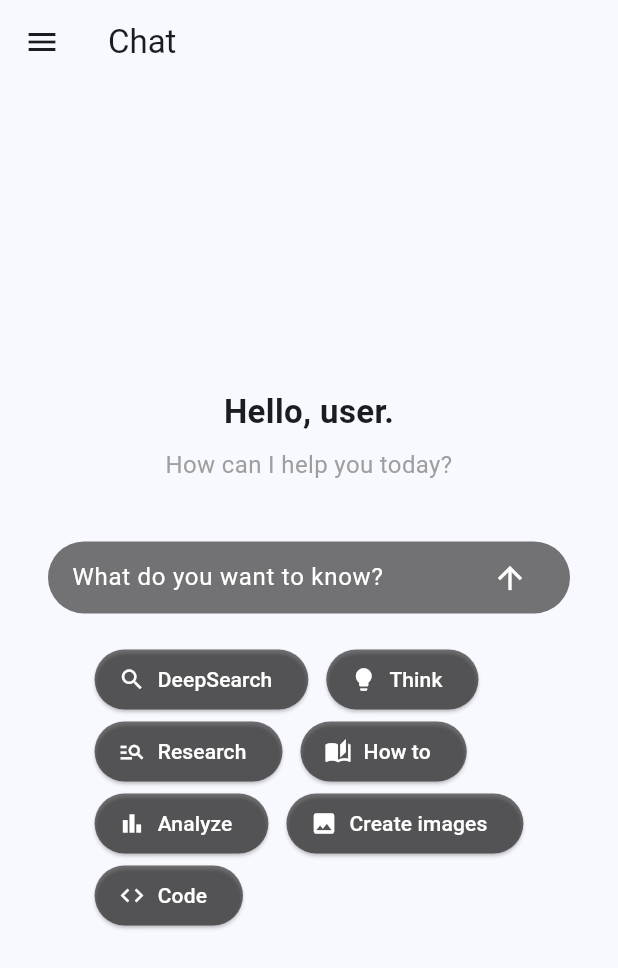
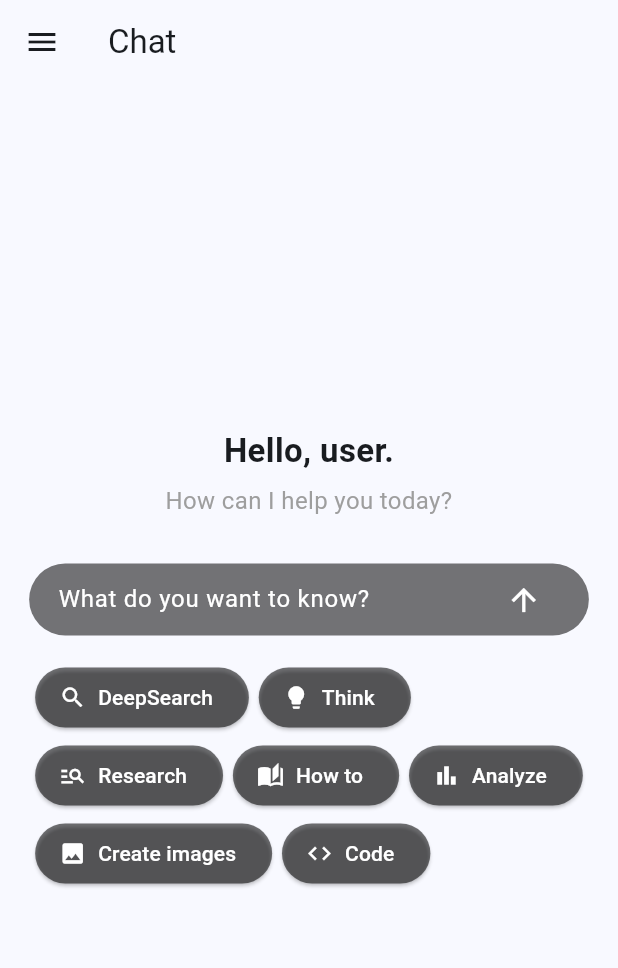
Before and after one commit to nguyentronghuan101120/ai-chat-bot-with-flutter, a Flutter app: the screen it shows after launch, on a phone screen of 412 x 824 dp. Shown: the top 968 px of the screen. Run offline on Flutter 3.47's test engine with Material 3 defaults, Android fonts, the phone set to English and light mode, and no system bars; our stand-ins replace easy_localization, equatable, flutter_bloc, flutter_screenutil, flutter_spinkit, get_it; missing offline and left inert: dart_openai.

Commit message:
Add localization, responsive design, and UI improvements
- Integrated easy_localization for multi-language support
- Added flutter_screenutil for responsive design
- Implemented new chat UI with improved layout and interactions
- Updated project dependencies and configurations
- Enhanced initial chat and loading widgets

```diff
--- /dev/null
+++ b/lib/data/models/ui_model/chat_model.dart
@@ -0,0 +1,18 @@
+import 'package:dart_openai/dart_openai.dart';
+
+class ChatModel {
+  final OpenAIChatCompletionChoiceMessageModel message;
+  final bool isLoading;
+
+  ChatModel({required this.message, required this.isLoading});
+
+  ChatModel copyWith({
+    OpenAIChatCompletionChoiceMessageModel? message,
+    bool? isLoading,
+  }) {
+    return ChatModel(
+      message: message ?? this.message,
+      isLoading: isLoading ?? this.isLoading,
+    );
+  }
+}
--- a/lib/main.dart
+++ b/lib/main.dart
@@ -1,13 +1,25 @@
-import 'package:ai_chat_bot/presentation/base/ui/base_page.dart';
 import 'package:ai_chat_bot/presentation/chat/ui/chat_page.dart';
 import 'package:ai_chat_bot/utils/open_ai_client.dart';
 import 'package:ai_chat_bot/utils/service_locator.dart';
+import 'package:easy_localization/easy_localization.dart';
 import 'package:flutter/material.dart';
+import 'package:flutter_screenutil/flutter_screenutil.dart';
 
-Future<void> main() async {
+void main() async {
+  WidgetsFlutterBinding.ensureInitialized();
+  await EasyLocalization.ensureInitialized();
+
   OpenAIClient.initClient();
   ServiceLocator().setupLocator();
-  runApp(const MyApp());
+
+  runApp(
+    EasyLocalization(
+      supportedLocales: [Locale('en', 'US'), Locale('vi', 'VN')],
+      path: 'assets/translations',
+      fallbackLocale: Locale('en', 'US'),
+      child: MyApp(),
+    ),
+  );
 }
 
 class MyApp extends StatelessWidget {
@@ -15,16 +27,20 @@ class MyApp extends StatelessWidget {
 
   @override
   Widget build(BuildContext context) {
+    return ScreenUtilInit(
+        designSize: const Size(1920, 1080),
+        builder: (context, child) {
           return MaterialApp(
+            localizationsDelegates: context.localizationDelegates,
+            supportedLocales: context.supportedLocales,
+            locale: context.locale,
             title: 'OpenAI Flutter Demo',
             theme: ThemeData(
               colorScheme: ColorScheme.fromSeed(seedColor: Colors.blue),
               useMaterial3: true,
             ),
-      home: const BasePage(
-        title: 'Chat',
-        body: ChatPage(),
-      ),
+            home: ChatPage(),
           );
+        });
   }
 }
--- a/lib/presentation/base/ui/base_page.dart
+++ b/lib/presentation/base/ui/base_page.dart
@@ -1,16 +1,17 @@
 import 'package:flutter/material.dart';
 
-class BasePage extends StatefulWidget {
-  const BasePage({super.key, required this.title, required this.body});
+class BasePage extends StatelessWidget {
+  const BasePage(
+      {super.key,
+      this.title,
+      required this.bodyForMobile,
+      required this.bodyForDesktop});
 
-  final String title;
-  final Widget body;
+  final String? title;
 
-  @override
-  State<BasePage> createState() => _BasePageState();
-}
+  final Widget bodyForMobile;
+  final Widget bodyForDesktop;
 
-class _BasePageState extends State<BasePage> {
   @override
   Widget build(BuildContext context) {
     return Scaffold(
@@ -22,11 +23,19 @@ class _BasePageState extends State<BasePage> {
         ),
       ),
       appBar: AppBar(
-        title: Text(widget.title),
+        title: Text(title ?? ''),
       ),
       body: Padding(
-        padding: const EdgeInsets.all(16),
-        child: widget.body,
+        padding: const EdgeInsets.all(16.0),
+        child: LayoutBuilder(
+          builder: (context, constraints) {
+            if (constraints.maxWidth > 768) {
+              return bodyForDesktop;
+            } else {
+              return bodyForMobile;
+            }
+          },
+        ),
       ),
     );
   }
--- a/lib/presentation/chat/cubit/chat_state.dart
+++ b/lib/presentation/chat/cubit/chat_state.dart
@@ -1,4 +1,4 @@
-import 'package:dart_openai/dart_openai.dart';
+import 'package:ai_chat_bot/data/models/ui_model/chat_model.dart';
 import 'package:equatable/equatable.dart';
 
 sealed class ChatState extends Equatable {
@@ -10,12 +10,19 @@ sealed class ChatState extends Equatable {
 
 final class ChatInitial extends ChatState {}
 
-final class ChatLoading extends ChatState {}
+final class InChattingWithBot extends ChatState {
+  final List<ChatModel> messages;
 
-final class ChatLoaded extends ChatState {
-  final List<OpenAIChatCompletionChoiceMessageModel> messages;
+  const InChattingWithBot(this.messages);
 
-  const ChatLoaded(this.messages);
+  @override
+  List<Object> get props => [messages];
+}
+
+final class BotChatGenerating extends ChatState {
+  final List<ChatModel> messages;
+
+  const BotChatGenerating(this.messages);
 
   @override
   List<Object> get props => [messages];
--- a/lib/presentation/chat/ui/chat_page.dart
+++ b/lib/presentation/chat/ui/chat_page.dart
@@ -1,68 +1,27 @@
-import 'package:ai_chat_bot/constants/system_prompt.dart';
 import 'package:ai_chat_bot/domain/chat_repository.dart';
-import 'package:ai_chat_bot/presentation/chat/ui/widgets/chat_loaded_widget.dart';
+import 'package:ai_chat_bot/presentation/chat/ui/widgets/chatting_with_bot_widget.dart';
 import 'package:ai_chat_bot/presentation/chat/ui/widgets/initial_chat_widget.dart';
 import 'package:ai_chat_bot/presentation/chat/cubit/chat_cubit.dart';
 import 'package:ai_chat_bot/presentation/chat/cubit/chat_state.dart';
 import 'package:ai_chat_bot/utils/service_locator.dart';
-import 'package:dart_openai/dart_openai.dart';
 import 'package:flutter/material.dart';
 import 'package:flutter_bloc/flutter_bloc.dart';
 
-class ChatPage extends StatefulWidget {
+class ChatPage extends StatelessWidget {
   const ChatPage({super.key});
-
-  @override
-  State<ChatPage> createState() => _ChatPageState();
-}
-
-class _ChatPageState extends State<ChatPage> {
-  final List<OpenAIChatCompletionChoiceMessageModel> _chatHistory = [
-    SystemPrompt().systemPrompt,
-  ];
-
-  void _handleMessageSubmit(BuildContext context, String message) {
-    _chatHistory.add(
-      OpenAIChatCompletionChoiceMessageModel(
-        content: [
-          OpenAIChatCompletionChoiceMessageContentItemModel.text(message),
-        ],
-        role: OpenAIChatMessageRole.user,
-      ),
-    );
-    context.read<ChatCubit>().sendMessage(_chatHistory);
-  }
 
   @override
   Widget build(BuildContext context) {
     return BlocProvider(
       create: (_) => ChatCubit(getIt<ChatRepository>()),
-      child: Scaffold(
-        body: BlocConsumer<ChatCubit, ChatState>(
-          listener: (context, state) {
-            if (state is ChatLoaded && state.messages.isNotEmpty) {
-              final lastMessage = state.messages.last;
-              if (_chatHistory.isNotEmpty &&
-                  _chatHistory.last.role == OpenAIChatMessageRole.assistant) {
-                _chatHistory.last = lastMessage; // Cập nhật tin nhắn AI cuối
-              } else {
-                _chatHistory.add(lastMessage); // Thêm tin nhắn mới
-              }
-            }
-          },
-          builder: (context, state) {
-            final messages = _chatHistory
-                .where((m) => m.role != OpenAIChatMessageRole.system)
-                .toList();
+      child: BlocBuilder<ChatCubit, ChatState>(
+        builder: (context, state) {
+          if (state is BotChatGenerating || state is InChattingWithBot) {
+            return ChattingWithBotWidget();
+          }
 
-            return (state is ChatLoaded || state is ChatLoading)
-                ? ChatLoadedWidget(
-                    messages: messages,
-                    onSubmit: (msg) => _handleMessageSubmit(context, msg))
-                : InitialChatWidget(
-                    onSubmit: (msg) => _handleMessageSubmit(context, msg));
-          },
-        ),
+          return InitialChatWidget();
+        },
       ),
     );
   }
--- a/lib/presentation/chat/ui/widgets/initial_chat_widget.dart
+++ b/lib/presentation/chat/ui/widgets/initial_chat_widget.dart
@@ -1,89 +1,132 @@
+import 'package:ai_chat_bot/constants/system_prompt.dart';
+import 'package:ai_chat_bot/data/models/ui_model/chat_model.dart';
+import 'package:ai_chat_bot/gen/locale_keys.g.dart';
+import 'package:ai_chat_bot/presentation/base/ui/base_page.dart';
+import 'package:ai_chat_bot/presentation/chat/cubit/chat_cubit.dart';
+import 'package:dart_openai/dart_openai.dart';
+import 'package:easy_localization/easy_localization.dart';
 import 'package:flutter/material.dart';
+import 'package:flutter_bloc/flutter_bloc.dart';
+import 'package:flutter_screenutil/flutter_screenutil.dart';
 
-class InitialChatWidget extends StatefulWidget {
-  const InitialChatWidget({super.key, required this.onSubmit});
+class InitialChatWidget extends StatelessWidget {
+  const InitialChatWidget({super.key});
 
-  final Function(String) onSubmit;
-
-  @override
-  State<InitialChatWidget> createState() => _InitialChatWidgetState();
+  void _handleMessageSubmit(BuildContext context, String message) {
+    final chatHistory = [
+      ChatModel(
+        message: SystemPrompt().systemPrompt,
+        isLoading: false,
+      ),
+      ChatModel(
+        message: OpenAIChatCompletionChoiceMessageModel(
+          content: [
+            OpenAIChatCompletionChoiceMessageContentItemModel.text(message),
+          ],
+          role: OpenAIChatMessageRole.user,
+        ),
+        isLoading: false,
+      ),
+      ChatModel(
+        message: OpenAIChatCompletionChoiceMessageModel(
+          content: [
+            OpenAIChatCompletionChoiceMessageContentItemModel.text(''),
+          ],
+          role: OpenAIChatMessageRole.assistant,
+        ),
+        isLoading: true,
+      ),
+    ];
+    context.read<ChatCubit>().sendMessage(chatHistory);
   }
-
-class _InitialChatWidgetState extends State<InitialChatWidget> {
-  final TextEditingController _textEditingController = TextEditingController();
 
   @override
   Widget build(BuildContext context) {
+    return BasePage(
+      title: 'Chat',
+      bodyForMobile: _buildBody(context),
+      bodyForDesktop: _buildBody(context),
+    );
+  }
+
+  Widget _buildBody(BuildContext context) {
+    final TextEditingController textEditingController = TextEditingController();
+
     return Center(
       child: Column(
         mainAxisAlignment: MainAxisAlignment.center,
         children: [
           Padding(
-            padding:
-                const EdgeInsets.symmetric(horizontal: 16.0, vertical: 24.0),
+            padding: EdgeInsets.symmetric(horizontal: 16.w, vertical: 24.h),
             child: Column(
               crossAxisAlignment: CrossAxisAlignment.center,
               children: [
-                const Text(
-                  "Hello, user.",
+                Text(
+                  LocaleKeys.helloUser.tr(),
                   style: TextStyle(fontSize: 22, fontWeight: FontWeight.bold),
                   textAlign: TextAlign.center,
                 ),
-                const SizedBox(height: 8),
-                const Text(
-                  "How can I help you today?",
+                SizedBox(height: 8.h),
+                Text(
+                  LocaleKeys.howCanIHelp.tr(),
                   style: TextStyle(color: Colors.grey, fontSize: 16),
                   textAlign: TextAlign.center,
                 ),
-                const SizedBox(height: 40),
+                SizedBox(height: 40.h),
                 Container(
-                  constraints: const BoxConstraints(maxWidth: 600),
-                  padding: const EdgeInsets.symmetric(horizontal: 16),
+                  constraints: BoxConstraints(maxWidth: 768),
+                  padding: EdgeInsets.symmetric(horizontal: 16.w),
                   decoration: BoxDecoration(
                     color: Colors.black54,
                     borderRadius: BorderRadius.circular(24),
                   ),
+                  child: Padding(
+                    padding: EdgeInsets.symmetric(horizontal: 16),
                     child: Row(
                       children: [
                         Expanded(
                           child: TextField(
-                          controller: _textEditingController,
+                            controller: textEditingController,
                             decoration: InputDecoration(
-                            hintText: "What do you want to know?",
+                              hintText: LocaleKeys.whatDoYouWantToKnow.tr(),
                               hintStyle: TextStyle(color: Colors.white),
                               border: InputBorder.none,
                             ),
+                            cursorColor: Colors.white,
                             style: const TextStyle(color: Colors.white),
                             onSubmitted: (value) {
                               if (value.isNotEmpty) {
-                              widget.onSubmit(_textEditingController.text);
+                                _handleMessageSubmit(
+                                    context, textEditingController.text);
                               }
                             },
                           ),
                         ),
                         IconButton(
-                        icon:
-                            const Icon(Icons.arrow_upward, color: Colors.white),
+                          icon: const Icon(Icons.arrow_upward,
+                              color: Colors.white),
                           onPressed: () {
-                          if (_textEditingController.text.isNotEmpty) {
-                            widget.onSubmit(_textEditingController.text);
+                            if (textEditingController.text.isNotEmpty) {
+                              _handleMessageSubmit(
+                                  context, textEditingController.text);
                             }
                           },
                         ),
                       ],
                     ),
                   ),
-                const SizedBox(height: 20),
+                ),
+                SizedBox(height: 20.h),
                 Wrap(
-                  spacing: 12,
+                  spacing: 12.w,
                   children: [
-                    _buildButton("DeepSearch", Icons.search),
-                    _buildButton("Think", Icons.lightbulb),
-                    _buildButton("Research", Icons.manage_search),
-                    _buildButton("How to", Icons.auto_stories),
-                    _buildButton("Analyze", Icons.bar_chart),
-                    _buildButton("Create images", Icons.image),
-                    _buildButton("Code", Icons.code),
+                    _buildButton(LocaleKeys.deepSearch.tr(), Icons.search),
+                    _buildButton(LocaleKeys.think.tr(), Icons.lightbulb),
+                    _buildButton(LocaleKeys.research.tr(), Icons.manage_search),
+                    _buildButton(LocaleKeys.howTo.tr(), Icons.auto_stories),
+                    _buildButton(LocaleKeys.analyze.tr(), Icons.bar_chart),
+                    _buildButton(LocaleKeys.createImages.tr(), Icons.image),
+                    _buildButton(LocaleKeys.code.tr(), Icons.code),
                   ],
                 ),
               ],
@@ -95,15 +138,19 @@ class _InitialChatWidgetState extends State<InitialChatWidget> {
   }
 
   Widget _buildButton(String text, IconData icon) {
-    return ElevatedButton.icon(
+    return Padding(
+      padding: const EdgeInsets.all(2),
+      child: ElevatedButton.icon(
         style: ElevatedButton.styleFrom(
           backgroundColor: Colors.black54,
           foregroundColor: Colors.white,
-        shape: RoundedRectangleBorder(borderRadius: BorderRadius.circular(20)),
+          shape:
+              RoundedRectangleBorder(borderRadius: BorderRadius.circular(20)),
         ),
         onPressed: () {},
         icon: Icon(icon, size: 18, color: Colors.white),
         label: Text(text),
+      ),
     );
   }
 }
```
Also changed, not shown: assets/translations/en-US.json (added, +13 -0 lines), assets/translations/vi-VN.json (added, +13 -0 lines), lib/presentation/chat/cubit/chat_cubit.dart (+46 -40 lines), lib/presentation/chat/ui/widgets/chat_bar.dart (+65 -47 lines), lib/presentation/chat/ui/widgets/chat_loaded_widget.dart (deleted, +0 -61 lines), lib/presentation/chat/ui/widgets/chatting_with_bot_widget.dart (added, +152 -0 lines), lib/presentation/common/loading_widget.dart (+9 -1 lines), pubspec.yaml (+5 -3 lines), lib/gen/codegen_loader.g.dart (added), lib/gen/locale_keys.g.dart (added), pubspec.lock, 12 other files. Lines whose indentation alone changed are shown as unchanged.
